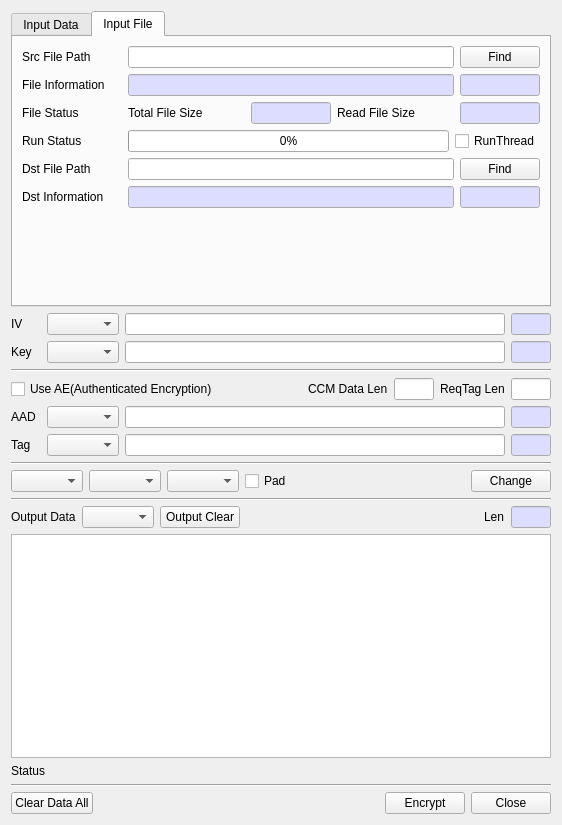
This is BerEditor/enc_dec_dlg.ui in jykim74/BerEditor as Qt 5 draws it before an edit. The edited form follows.
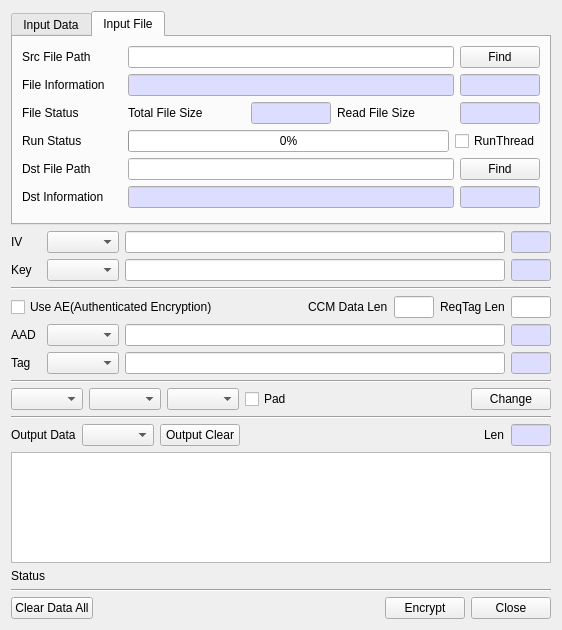
This is the edited form.

```diff
--- a/BerEditor/enc_dec_dlg.ui
+++ b/BerEditor/enc_dec_dlg.ui
@@ -7,7 +7,7 @@
     <x>0</x>
     <y>0</y>
     <width>562</width>
-    <height>825</height>
+    <height>630</height>
    </rect>
   </property>
   <property name="windowTitle">
```
Left out of the diff: 2 changed lines with no effect on the pictures.
